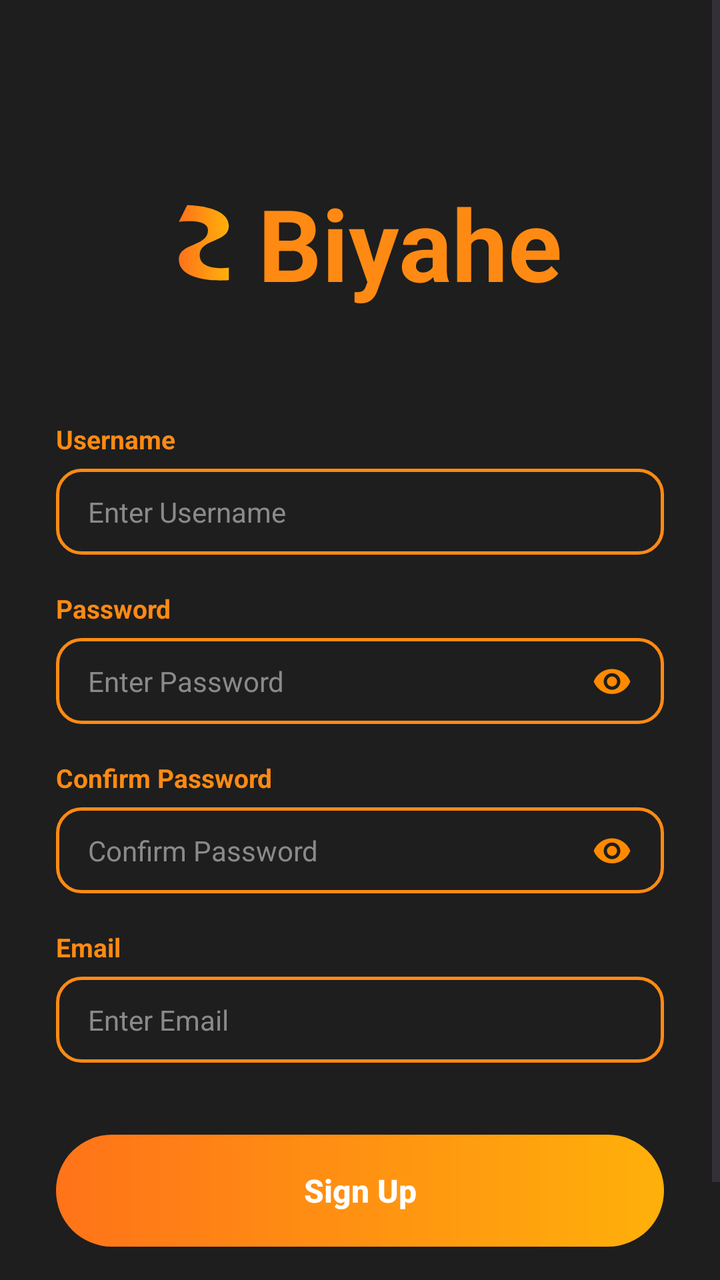
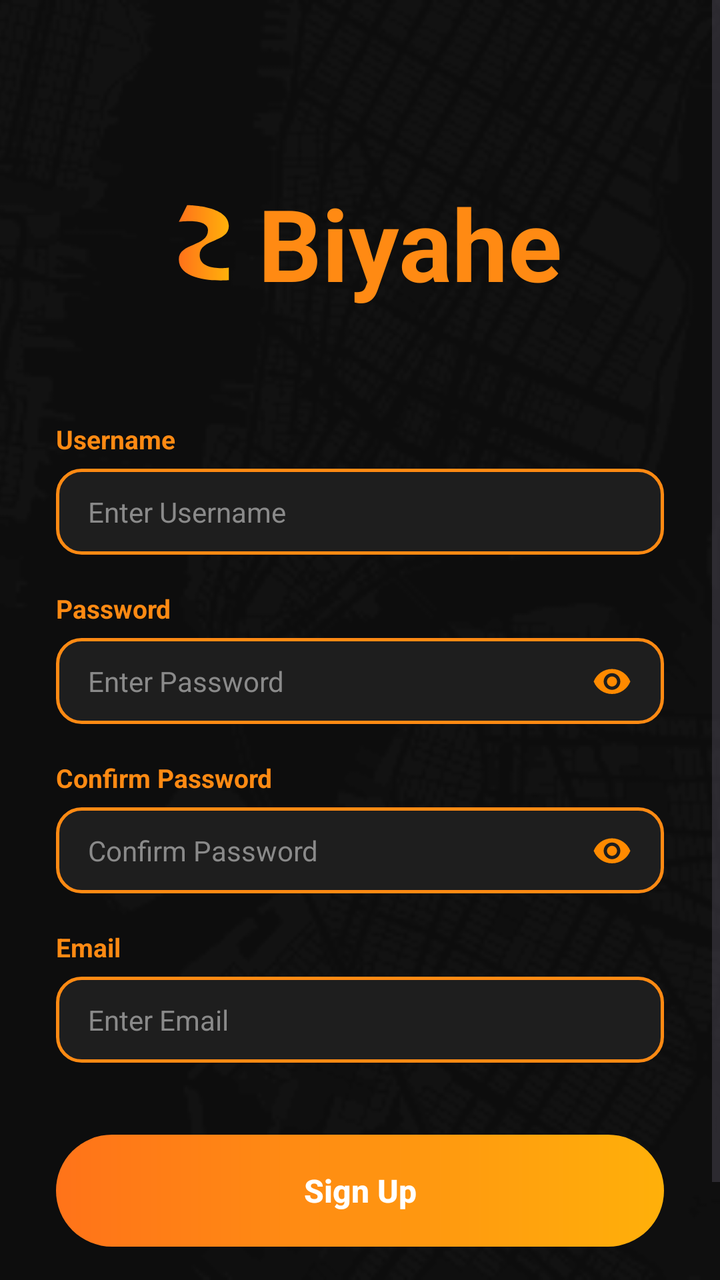

The first picture is an Android layout as it rendered before a commit; the second is the same layout after the commit. The layout source and the unified diff follow.
<!-- AndroidManifest.xml: application theme Theme.Biyahe -->
<!-- res/layout/activity_signup.xml -->
<?xml version="1.0" encoding="utf-8"?>
<ScrollView xmlns:android="http://schemas.android.com/apk/res/android"
    xmlns:app="http://schemas.android.com/apk/res-auto"
    android:layout_width="match_parent"
    android:layout_height="match_parent"
    android:background="@color/background_dark"
    android:fillViewport="true">

    <LinearLayout
        android:layout_width="match_parent"
        android:layout_height="wrap_content"
        android:orientation="vertical"
        android:paddingStart="28dp"
        android:paddingEnd="28dp"
        android:paddingTop="48dp"
        android:paddingBottom="24dp">

        
        <LinearLayout
            android:layout_width="wrap_content"
            android:layout_height="wrap_content"
            android:layout_gravity="center_horizontal"
            android:orientation="horizontal"
            android:gravity="center_vertical"
            android:layout_marginTop="40dp"
            android:layout_marginBottom="56dp">

            <ImageView
                android:layout_width="50dp"
                android:layout_height="50dp"
                android:src="@drawable/ic_logo_swirl"
                android:contentDescription="@null" />

            <TextView
                android:layout_width="wrap_content"
                android:layout_height="wrap_content"
                android:text="Biyahe"
                android:textColor="@color/orange_primary"
                android:textSize="50sp"
                android:textStyle="bold" />
        </LinearLayout>

        
        <TextView
            android:layout_width="wrap_content"
            android:layout_height="wrap_content"
            android:text="Username"
            android:textColor="@color/orange_primary"
            android:textSize="13sp"
            android:textStyle="bold"
            android:layout_marginBottom="6dp" />

        <EditText
            android:layout_width="match_parent"
            android:layout_height="wrap_content"
            android:hint="Enter Username"
            android:background="@drawable/bg_edittext"
            android:textColor="@color/text_white"
            android:textColorHint="@color/hint_gray"
            android:textSize="14sp"
            android:inputType="text"
            android:layout_marginBottom="18dp" />

        
        <TextView
            android:layout_width="wrap_content"
            android:layout_height="wrap_content"
            android:text="Password"
            android:textColor="@color/orange_primary"
            android:textSize="13sp"
            android:textStyle="bold"
            android:layout_marginBottom="6dp" />

        <FrameLayout
            android:layout_width="match_parent"
            android:layout_height="wrap_content"
            android:layout_marginBottom="18dp">

            <EditText
                android:layout_width="match_parent"
                android:layout_height="wrap_content"
                android:hint="Enter Password"
                android:background="@drawable/bg_edittext"
                android:textColor="@color/text_white"
                android:textColorHint="@color/hint_gray"
                android:textSize="14sp"
                android:inputType="textPassword"
                android:paddingEnd="44dp" />

            <ImageView
                android:layout_width="20dp"
                android:layout_height="20dp"
                android:layout_gravity="end|center_vertical"
                android:layout_marginEnd="16dp"
                android:src="@drawable/ic_eye"
                android:contentDescription="@null" />
        </FrameLayout>

        
        <TextView
            android:layout_width="wrap_content"
            android:layout_height="wrap_content"
            android:text="Confirm Password"
            android:textColor="@color/orange_primary"
            android:textSize="13sp"
            android:textStyle="bold"
            android:layout_marginBottom="6dp" />

        <FrameLayout
            android:layout_width="match_parent"
            android:layout_height="wrap_content"
            android:layout_marginBottom="18dp">

            <EditText
                android:layout_width="match_parent"
                android:layout_height="wrap_content"
                android:hint="Confirm Password"
                android:background="@drawable/bg_edittext"
                android:textColor="@color/text_white"
                android:textColorHint="@color/hint_gray"
                android:textSize="14sp"
                android:inputType="textPassword"
                android:paddingEnd="44dp" />

            <ImageView
                android:layout_width="20dp"
                android:layout_height="20dp"
                android:layout_gravity="end|center_vertical"
                android:layout_marginEnd="16dp"
                android:src="@drawable/ic_eye"
                android:contentDescription="@null" />
        </FrameLayout>

        
        <TextView
            android:layout_width="wrap_content"
            android:layout_height="wrap_content"
            android:text="Email"
            android:textColor="@color/orange_primary"
            android:textSize="13sp"
            android:textStyle="bold"
            android:layout_marginBottom="6dp" />

        <EditText
            android:layout_width="match_parent"
            android:layout_height="wrap_content"
            android:hint="Enter Email"
            android:background="@drawable/bg_edittext"
            android:textColor="@color/text_white"
            android:textColorHint="@color/hint_gray"
            android:textSize="14sp"
            android:inputType="textEmailAddress"
            android:layout_marginBottom="36dp" />

        
        <androidx.appcompat.widget.AppCompatButton
            android:id="@+id/btnSignUp"
            android:layout_width="match_parent"
            android:layout_height="56dp"
            android:text="Sign Up"
            android:textColor="@color/text_white"
            android:textSize="16sp"
            android:textStyle="bold"
            android:textAllCaps="false"
            android:background="@drawable/bg_button_gradient"
            android:elevation="0dp"
            android:stateListAnimator="@null"
            android:layout_marginBottom="28dp" />

        
        <LinearLayout
            android:layout_width="wrap_content"
            android:layout_height="wrap_content"
            android:layout_gravity="center_horizontal"
            android:orientation="horizontal">

            <TextView
                android:layout_width="wrap_content"
                android:layout_height="wrap_content"
                android:text="Already have an account? "
                android:textColor="@color/text_gray"
                android:textSize="13sp" />

            <TextView
                android:id="@+id/tvLogin"
                android:layout_width="wrap_content"
                android:layout_height="wrap_content"
                android:text="Login"
                android:textColor="@color/orange_primary"
                android:textSize="13sp"
                android:textStyle="bold" />
        </LinearLayout>

    </LinearLayout>
</ScrollView>
<!-- resources referenced by this layout -->
<resources>
  <color name="background_dark">#1E1E1E</color>
  <color name="hint_gray">#8A8A8A</color>
  <color name="orange_primary">#FF8A13</color>
  <color name="text_gray">#9E9E9E</color>
  <color name="text_white">#FFFFFF</color>
  <!-- drawable bg_button_gradient (drawable) -->
  <?xml version="1.0" encoding="utf-8"?>
  <shape xmlns:android="http://schemas.android.com/apk/res/android"
      android:shape="rectangle">
      <corners android:radius="28dp" />
      <gradient
          android:type="linear"
          android:angle="0"
          android:startColor="@color/button_gradient_start"
          android:endColor="@color/button_gradient_end" />
  </shape>
  <!-- drawable bg_edittext (drawable) -->
  <?xml version="1.0" encoding="utf-8"?>
  <shape xmlns:android="http://schemas.android.com/apk/res/android"
      android:shape="rectangle">
      <corners android:radius="12dp" />
      <solid android:color="@color/background_dark" />
      <stroke
          android:width="1.5dp"
          android:color="@color/orange_primary" />
      <padding
          android:left="16dp"
          android:right="16dp"
          android:top="12dp"
          android:bottom="12dp" />
  </shape>
  <!-- drawable ic_eye (drawable) -->
  <vector xmlns:android="http://schemas.android.com/apk/res/android"
      android:width="20dp"
      android:height="20dp"
      android:viewportWidth="24"
      android:viewportHeight="24">
      <path
          android:fillColor="#FF8A00"
          android:pathData="M12,5C7,5 2.73,8.11 1,12.5C2.73,16.89 7,20 12,20C17,20 21.27,16.89 23,12.5C21.27,8.11 17,5 12,5ZM12,17.5C9.24,17.5 7,15.26 7,12.5C7,9.74 9.24,7.5 12,7.5C14.76,7.5 17,9.74 17,12.5C17,15.26 14.76,17.5 12,17.5ZM12,9.5C10.34,9.5 9,10.84 9,12.5C9,14.16 10.34,15.5 12,15.5C13.66,15.5 15,14.16 15,12.5C15,10.84 13.66,9.5 12,9.5Z"/>
  </vector>
  <!-- drawable ic_logo_swirl (drawable) -->
  <vector xmlns:android="http://schemas.android.com/apk/res/android"
      xmlns:aapt="http://schemas.android.com/aapt"
      android:width="40dp"
      android:height="40dp"
      android:viewportWidth="48"
      android:viewportHeight="48">
      <path
          android:pathData="M14,6 C14,6 34,6 34,16 C34,24 20,22 20,30 C20,38 34,36 34,36 L34,42 C34,42 10,44 10,32 C10,24 24,26 24,18 C24,12 10,14 10,14 Z">
          <aapt:attr name="android:fillColor">
              <gradient
                  android:type="linear"
                  android:startX="10"
                  android:startY="0"
                  android:endX="34"
                  android:endY="0">
                  <item android:offset="0.0" android:color="#FFFF721A" />
                  <item android:offset="1.0" android:color="#FFFFB10A" />
              </gradient>
          </aapt:attr>
      </path>
  </vector>
  <style name="Theme.Biyahe" parent="Base.Theme.Biyahe" />
  <color name="button_gradient_start">#FF7319</color>
  <color name="button_gradient_end">#FFB00A</color>
  <style name="Base.Theme.Biyahe" parent="Theme.Material3.DayNight.NoActionBar">
          
          
      </style>
</resources>

<!-- the commit's change to res/layout/activity_signup.xml (unified diff, before → after) -->
@@ -1,195 +1,214 @@
 <?xml version="1.0" encoding="utf-8"?>
-<ScrollView xmlns:android="http://schemas.android.com/apk/res/android"
+<FrameLayout xmlns:android="http://schemas.android.com/apk/res/android"
     xmlns:app="http://schemas.android.com/apk/res-auto"
     android:layout_width="match_parent"
     android:layout_height="match_parent"
-    android:background="@color/background_dark"
-    android:fillViewport="true">
-
-    <LinearLayout
+    >
+
+    
+    <ImageView
         android:layout_width="match_parent"
-        android:layout_height="wrap_content"
-        android:orientation="vertical"
-        android:paddingStart="28dp"
-        android:paddingEnd="28dp"
-        android:paddingTop="48dp"
-        android:paddingBottom="24dp">
-
-        
+        android:layout_height="match_parent"
+        android:scaleType="centerCrop"
+        android:src="@drawable/background"
+        android:contentDescription="@null" />
+
+    
+    <View
+        android:layout_width="match_parent"
+        android:layout_height="match_parent"
+        android:background="#B3000000" />
+
+    <ScrollView
+        android:layout_width="match_parent"
+        android:layout_height="match_parent"
+        android:fillViewport="true">
+
         <LinearLayout
-            android:layout_width="wrap_content"
-            android:layout_height="wrap_content"
-            android:layout_gravity="center_horizontal"
-            android:orientation="horizontal"
-            android:gravity="center_vertical"
-            android:layout_marginTop="40dp"
-            android:layout_marginBottom="56dp">
-
-            <ImageView
-                android:layout_width="50dp"
-                android:layout_height="50dp"
-                android:src="@drawable/ic_logo_swirl"
-                android:contentDescription="@null" />
-
-            <TextView
-                android:layout_width="wrap_content"
-                android:layout_height="wrap_content"
-                android:text="Biyahe"
-                android:textColor="@color/orange_primary"
-                android:textSize="50sp"
-                android:textStyle="bold" />
-        </LinearLayout>
-
-        
-        <TextView
-            android:layout_width="wrap_content"
-            android:layout_height="wrap_content"
-            android:text="Username"
-            android:textColor="@color/orange_primary"
-            android:textSize="13sp"
-            android:textStyle="bold"
-            android:layout_marginBottom="6dp" />
-
-        <EditText
             android:layout_width="match_parent"
             android:layout_height="wrap_content"
-            android:hint="Enter Username"
-            android:background="@drawable/bg_edittext"
-            android:textColor="@color/text_white"
-            android:textColorHint="@color/hint_gray"
-            android:textSize="14sp"
-            android:inputType="text"
-            android:layout_marginBottom="18dp" />
-
-        
-        <TextView
-            android:layout_width="wrap_content"
-            android:layout_height="wrap_content"
-            android:text="Password"
-            android:textColor="@color/orange_primary"
-            android:textSize="13sp"
-            android:textStyle="bold"
-            android:layout_marginBottom="6dp" />
-
-        <FrameLayout
-            android:layout_width="match_parent"
-            android:layout_height="wrap_content"
-            android:layout_marginBottom="18dp">
+            android:orientation="vertical"
+            android:paddingStart="28dp"
+            android:paddingEnd="28dp"
+            android:paddingTop="48dp"
+            android:paddingBottom="24dp">
+
+            
+            <LinearLayout
+                android:layout_width="wrap_content"
+                android:layout_height="wrap_content"
+                android:layout_gravity="center_horizontal"
+                android:orientation="horizontal"
+                android:gravity="center_vertical"
+                android:layout_marginTop="40dp"
+                android:layout_marginBottom="56dp">
+
+                <ImageView
+                    android:layout_width="50dp"
+                    android:layout_height="50dp"
+                    android:src="@drawable/ic_logo_swirl"
+                    android:contentDescription="@null" />
+
+                <TextView
+                    android:layout_width="wrap_content"
+                    android:layout_height="wrap_content"
+                    android:text="Biyahe"
+                    android:textColor="@color/orange_primary"
+                    android:textSize="50sp"
+                    android:textStyle="bold" />
+            </LinearLayout>
+
+            
+            <TextView
+                android:layout_width="wrap_content"
+                android:layout_height="wrap_content"
+                android:text="Username"
+                android:textColor="@color/orange_primary"
+                android:textSize="13sp"
+                android:textStyle="bold"
+                android:layout_marginBottom="6dp" />
 
             <EditText
                 android:layout_width="match_parent"
                 android:layout_height="wrap_content"
-                android:hint="Enter Password"
+                android:hint="Enter Username"
                 android:background="@drawable/bg_edittext"
                 android:textColor="@color/text_white"
                 android:textColorHint="@color/hint_gray"
                 android:textSize="14sp"
-                android:inputType="textPassword"
-                android:paddingEnd="44dp" />
-
-            <ImageView
-                android:layout_width="20dp"
-                android:layout_height="20dp"
-                android:layout_gravity="end|center_vertical"
-                android:layout_marginEnd="16dp"
-                android:src="@drawable/ic_eye"
-                android:contentDescription="@null" />
-        </FrameLayout>
-
-        
-        <TextView
-            android:layout_width="wrap_content"
-            android:layout_height="wrap_content"
-            android:text="Confirm Password"
-            android:textColor="@color/orange_primary"
-            android:textSize="13sp"
-            android:textStyle="bold"
-            android:layout_marginBottom="6dp" />
-
-        <FrameLayout
-            android:layout_width="match_parent"
-            android:layout_height="wrap_content"
-            android:layout_marginBottom="18dp">
+                android:inputType="text"
+                android:layout_marginBottom="18dp" />
+
+            
+            <TextView
+                android:layout_width="wrap_content"
+                android:layout_height="wrap_content"
+                android:text="Password"
+                android:textColor="@color/orange_primary"
+                android:textSize="13sp"
+                android:textStyle="bold"
+                android:layout_marginBottom="6dp" />
+
+            <FrameLayout
+                android:layout_width="match_parent"
+                android:layout_height="wrap_content"
+                android:layout_marginBottom="18dp">
+
+                <EditText
+                    android:layout_width="match_parent"
+                    android:layout_height="wrap_content"
+                    android:hint="Enter Password"
+                    android:background="@drawable/bg_edittext"
+                    android:textColor="@color/text_white"
+                    android:textColorHint="@color/hint_gray"
+                    android:textSize="14sp"
+                    android:inputType="textPassword"
+                    android:paddingEnd="44dp" />
+
+                <ImageView
+                    android:layout_width="20dp"
+                    android:layout_height="20dp"
+                    android:layout_gravity="end|center_vertical"
+                    android:layout_marginEnd="16dp"
+                    android:src="@drawable/ic_eye"
+                    android:contentDescription="@null" />
+            </FrameLayout>
+
+            
+            <TextView
+                android:layout_width="wrap_content"
+                android:layout_height="wrap_content"
+                android:text="Confirm Password"
+                android:textColor="@color/orange_primary"
+                android:textSize="13sp"
+                android:textStyle="bold"
+                android:layout_marginBottom="6dp" />
+
+            <FrameLayout
+                android:layout_width="match_parent"
+                android:layout_height="wrap_content"
+                android:layout_marginBottom="18dp">
+
+                <EditText
+                    android:layout_width="match_parent"
+                    android:layout_height="wrap_content"
+                    android:hint="Confirm Password"
+                    android:background="@drawable/bg_edittext"
+                    android:textColor="@color/text_white"
+                    android:textColorHint="@color/hint_gray"
+                    android:textSize="14sp"
+                    android:inputType="textPassword"
+                    android:paddingEnd="44dp" />
+
+                <ImageView
+                    android:layout_width="20dp"
+                    android:layout_height="20dp"
+                    android:layout_gravity="end|center_vertical"
+                    android:layout_marginEnd="16dp"
+                    android:src="@drawable/ic_eye"
+                    android:contentDescription="@null" />
+            </FrameLayout>
+
+            
+            <TextView
+                android:layout_width="wrap_content"
+                android:layout_height="wrap_content"
+                android:text="Email"
+                android:textColor="@color/orange_primary"
+                android:textSize="13sp"
+                android:textStyle="bold"
+                android:layout_marginBottom="6dp" />
 
             <EditText
                 android:layout_width="match_parent"
                 android:layout_height="wrap_content"
-                android:hint="Confirm Password"
+                android:hint="Enter Email"
                 android:background="@drawable/bg_edittext"
                 android:textColor="@color/text_white"
                 android:textColorHint="@color/hint_gray"
                 android:textSize="14sp"
-                android:inputType="textPassword"
-                android:paddingEnd="44dp" />
-
-            <ImageView
-                android:layout_width="20dp"
-                android:layout_height="20dp"
-                android:layout_gravity="end|center_vertical"
-                android:layout_marginEnd="16dp"
-                android:src="@drawable/ic_eye"
-                android:contentDescription="@null" />
-        </FrameLayout>
-
-        
-        <TextView
-            android:layout_width="wrap_content"
-            android:layout_height="wrap_content"
-            android:text="Email"
-            android:textColor="@color/orange_primary"
-            android:textSize="13sp"
-            android:textStyle="bold"
-            android:layout_marginBottom="6dp" />
-
-        <EditText
-            android:layout_width="match_parent"
-            android:layout_height="wrap_content"
-            android:hint="Enter Email"
-            android:background="@drawable/bg_edittext"
-            android:textColor="@color/text_white"
-            android:textColorHint="@color/hint_gray"
-            android:textSize="14sp"
-            android:inputType="textEmailAddress"
-            android:layout_marginBottom="36dp" />
-
-        
-        <androidx.appcompat.widget.AppCompatButton
-            android:id="@+id/btnSignUp"
-            android:layout_width="match_parent"
-            android:layout_height="56dp"
-            android:text="Sign Up"
-            android:textColor="@color/text_white"
-            android:textSize="16sp"
-            android:textStyle="bold"
-            android:textAllCaps="false"
-            android:background="@drawable/bg_button_gradient"
-            android:elevation="0dp"
-            android:stateListAnimator="@null"
-            android:layout_marginBottom="28dp" />
-
-        
-        <LinearLayout
-            android:layout_width="wrap_content"
-            android:layout_height="wrap_content"
-            android:layout_gravity="center_horizontal"
-            android:orientation="horizontal">
-
-            <TextView
-                android:layout_width="wrap_content"
-                android:layout_height="wrap_content"
-                android:text="Already have an account? "
-                android:textColor="@color/text_gray"
-                android:textSize="13sp" />
-
-            <TextView
-                android:id="@+id/tvLogin"
-                android:layout_width="wrap_content"
-                android:layout_height="wrap_content"
-                android:text="Login"
-                android:textColor="@color/orange_primary"
-                android:textSize="13sp"
-                android:textStyle="bold" />
+                android:inputType="textEmailAddress"
+                android:layout_marginBottom="36dp" />
+
+            
+            <androidx.appcompat.widget.AppCompatButton
+                android:id="@+id/btnSignUp"
+                android:layout_width="match_parent"
+                android:layout_height="56dp"
+                android:text="Sign Up"
+                android:textColor="@color/text_white"
+                android:textSize="16sp"
+                android:textStyle="bold"
+                android:textAllCaps="false"
+                android:background="@drawable/bg_button_gradient"
+                android:elevation="0dp"
+                android:stateListAnimator="@null"
+                android:layout_marginBottom="28dp" />
+
+            
+            <LinearLayout
+                android:layout_width="wrap_content"
+                android:layout_height="wrap_content"
+                android:layout_gravity="center_horizontal"
+                android:orientation="horizontal">
+
+                <TextView
+                    android:layout_width="wrap_content"
+                    android:layout_height="wrap_content"
+                    android:text="Already have an account? "
+                    android:textColor="@color/text_gray"
+                    android:textSize="13sp" />
+
+                <TextView
+                    android:id="@+id/tvLogin"
+                    android:layout_width="wrap_content"
+                    android:layout_height="wrap_content"
+                    android:text="Login"
+                    android:textColor="@color/orange_primary"
+                    android:textSize="13sp"
+                    android:textStyle="bold" />
+            </LinearLayout>
+
         </LinearLayout>
-
-    </LinearLayout>
-</ScrollView>
+    </ScrollView>
+</FrameLayout>
<!-- resource entries referenced after the edit -->
@@ -5,6 +5,7 @@
   <color name="orange_primary">#FF8A13</color>
   <color name="text_gray">#9E9E9E</color>
   <color name="text_white">#FFFFFF</color>
+  <!-- drawable background: png bitmap (drawable, 42097 bytes) -->
   <!-- drawable bg_button_gradient (drawable) -->
   <?xml version="1.0" encoding="utf-8"?>
   <shape xmlns:android="http://schemas.android.com/apk/res/android"
